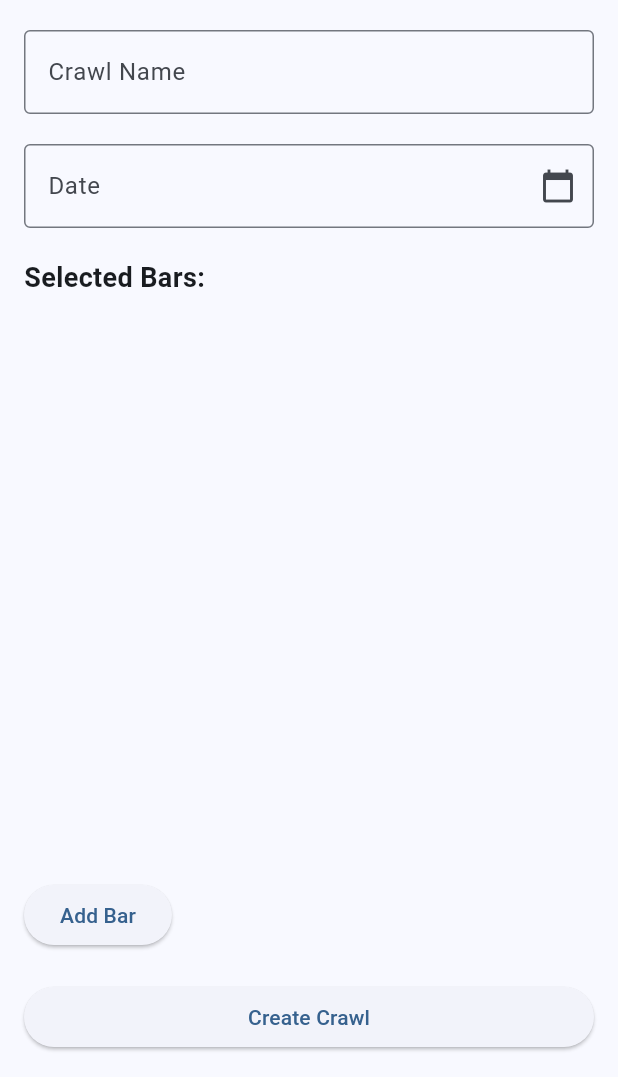
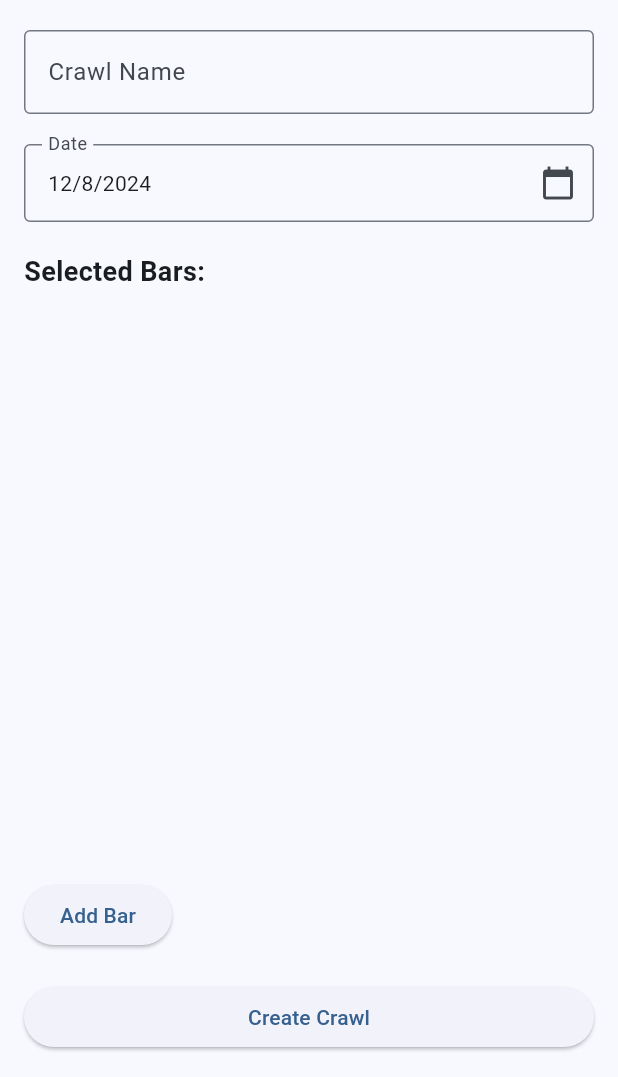
Before and after one commit to pwjensen/BetterBarCrawlApp, a Flutter app: the SetupCrawlPage screen opened directly, after a tap on "Add Bar", on a phone screen of 412 x 824 dp, the part 159-1236 px from its top. Run offline on Flutter 3.47's test engine with Material 3 defaults, Android fonts, the phone set to English and light mode, and no system bars; our stand-ins replace flutter_dotenv, flutter_map, geolocator, hive, latlong2; missing offline and left inert: app_settings, open_route_service; accounts and stored records are empty.

Commit message:
Bar Selection and Crawl Creation + some map fixing

```diff
--- a/src/frontend/lib/widgets/setup_crawl_page.dart
+++ b/src/frontend/lib/widgets/setup_crawl_page.dart
@@ -1,6 +1,7 @@
 import 'package:flutter/material.dart';
 import '../models/saved_locations.dart';
 import '../models/location.dart';
+import '../main.dart';
 
 class SetupCrawlPage extends StatefulWidget {
   const SetupCrawlPage({super.key});
@@ -11,6 +12,8 @@ class SetupCrawlPage extends StatefulWidget {
 
 class _SetupCrawlPageState extends State<SetupCrawlPage> {
   List<Location> _savedLocations = [];
+  final TextEditingController _crawlNameController = TextEditingController();
+  DateTime _selectedDate = DateTime.now();
 
   @override
   void initState() {
@@ -23,6 +26,20 @@ class _SetupCrawlPageState extends State<SetupCrawlPage> {
     setState(() {
       _savedLocations = locations;
     });
+  }
+
+  Future<void> _selectDate(BuildContext context) async {
+    final DateTime? picked = await showDatePicker(
+      context: context,
+      initialDate: _selectedDate,
+      firstDate: DateTime.now(),
+      lastDate: DateTime.now().add(const Duration(days: 365)),
+    );
+    if (picked != null && picked != _selectedDate) {
+      setState(() {
+        _selectedDate = picked;
+      });
+    }
   }
 
   @override
@@ -41,18 +58,25 @@ class _SetupCrawlPageState extends State<SetupCrawlPage> {
               style: TextStyle(fontSize: 24, fontWeight: FontWeight.bold),
             ),
             const SizedBox(height: 20),
-            const TextField(
-              decoration: InputDecoration(
+            TextField(
+              controller: _crawlNameController,
+              decoration: const InputDecoration(
                 labelText: 'Crawl Name',
                 border: OutlineInputBorder(),
               ),
             ),
             const SizedBox(height: 20),
-            const TextField(
-              decoration: InputDecoration(
-                labelText: 'Date',
-                border: OutlineInputBorder(),
-                suffixIcon: Icon(Icons.calendar_today),
+            InkWell(
+              onTap: () => _selectDate(context),
+              child: InputDecorator(
+                decoration: const InputDecoration(
+                  labelText: 'Date',
+                  border: OutlineInputBorder(),
+                  suffixIcon: Icon(Icons.calendar_today),
+                ),
+                child: Text(
+                  '${_selectedDate.month}/${_selectedDate.day}/${_selectedDate.year}',
+                ),
               ),
             ),
             const SizedBox(height: 20),
@@ -85,7 +109,11 @@ class _SetupCrawlPageState extends State<SetupCrawlPage> {
             ),
             ElevatedButton(
               onPressed: () {
-                // TODO: Implement bar selection
+                final mainPageState =
+                    context.findAncestorStateOfType<MainPageState>();
+                if (mainPageState != null) {
+                  mainPageState.setIndex(0); // Index 0 is BarInfoPage
+                }
               },
               child: const Text('Add Bar'),
             ),
--- a/src/frontend/pubspec.yaml
+++ b/src/frontend/pubspec.yaml
@@ -38,9 +38,6 @@ dependencies:
   flutter_dotenv: ^5.2.1
   http: ^1.1.0
   hive: ^2.2.3
-
-  # The following adds the Cupertino Icons font to your application.
-  # Use with the CupertinoIcons class for iOS style icons.
   cupertino_icons: ^1.0.8
 
 dev_dependencies:
```
Also changed, not shown: src/frontend/lib/main.dart (+18 -2 lines), src/frontend/lib/models/location.dart (+5 -4 lines), src/frontend/lib/widgets/bar_info_page.dart (+64 -23 lines), src/frontend/lib/widgets/map_page.dart (+10 -34 lines).
